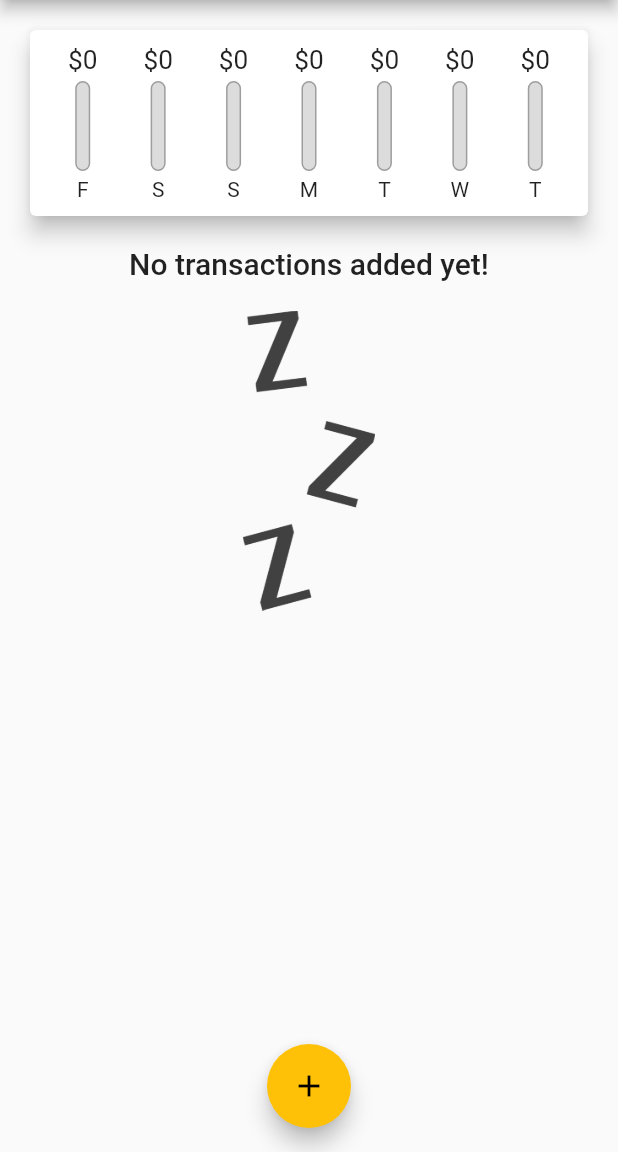
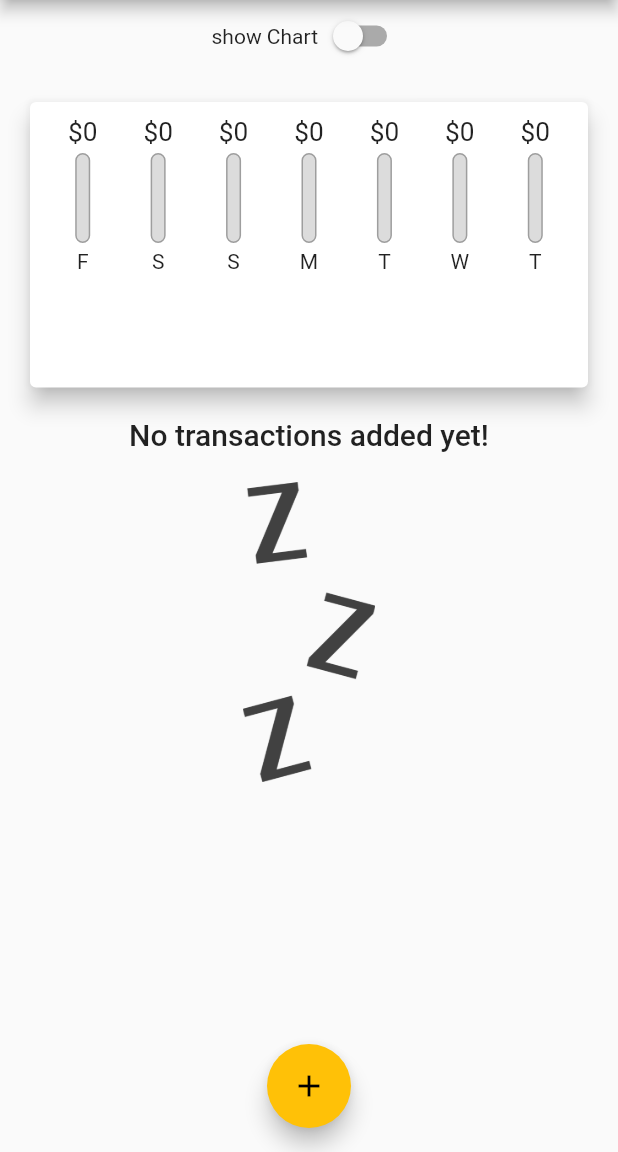
Before and after one commit to rfmswateam/learning_flutter, a Flutter app: the screen it shows after launch, on a phone screen of 412 x 824 dp, the part 84-1236 px from its top. Run offline on Flutter 3.47's test engine with Material 2 defaults, Android fonts, the phone set to English and light mode, and no system bars; missing offline and left inert: dart:ffi.

Commit message:
section 5 - Finished

```diff
--- a/Projects/flutter_app/lib/main.dart
+++ b/Projects/flutter_app/lib/main.dart
@@ -1,11 +1,19 @@
+import 'dart:io';
+
 import 'package:flutter/material.dart';
+import 'package:flutter/services.dart';
 import 'package:flutter_complete_guide/widgets/chart.dart';
 import 'package:flutter_complete_guide/widgets/new_transaction.dart';
 import 'package:flutter_complete_guide/widgets/transaction_list.dart';
 
 import 'models/transaction.dart';
 
-void main() => runApp(MyApp());
+void main() {
+  WidgetsFlutterBinding.ensureInitialized();
+  SystemChrome.setPreferredOrientations(
+      [DeviceOrientation.portraitUp, DeviceOrientation.portraitDown]);
+  runApp(MyApp());
+}
 
 class MyApp extends StatelessWidget {
   @override
@@ -103,8 +111,10 @@ class _MyHomePageState extends State<MyHomePage> {
 
   @override
   Widget build(BuildContext context) {
-    return Scaffold(
-      appBar: AppBar(
+    bool showChart = false;
+    final isLandscapeMode =
+        MediaQuery.of(context).orientation == Orientation.landscape;
+    final appbar = AppBar(
       title: Text(
         'Personal Expenses',
       ),
@@ -114,19 +124,48 @@ class _MyHomePageState extends State<MyHomePage> {
           onPressed: () => _startAddNewTransaction(context),
         ),
       ],
-      ),
+    );
+    return Scaffold(
+      appBar: appbar,
       body: SingleChildScrollView(
         child: Column(
           // mainAxisAlignment: MainAxisAlignment.start,
           crossAxisAlignment: CrossAxisAlignment.stretch,
           children: <Widget>[
-            Chart(recentTransactions),
-            TransactionList(_userTransactions, deleteTransaction),
+            Row(
+              mainAxisAlignment: MainAxisAlignment.center,
+              children: [
+                Text("show Chart"),
+                Switch.adaptive(
+                    value: showChart,
+                    onChanged: (newValue) {
+                      setState(() {
+                        showChart = newValue;
+                      });
+                    }),
+              ],
+            ),
+            Container(
+              height: (MediaQuery.of(context).size.height -
+                      appbar.preferredSize.height -
+                      MediaQuery.of(context).padding.top) *
+                  0.3,
+              child: Chart(recentTransactions),
+            ),
+            Container(
+              height: (MediaQuery.of(context).size.height -
+                      appbar.preferredSize.height -
+                      MediaQuery.of(context).padding.top) *
+                  0.7,
+              child: TransactionList(_userTransactions, deleteTransaction),
+            ),
           ],
         ),
       ),
       floatingActionButtonLocation: FloatingActionButtonLocation.centerFloat,
-      floatingActionButton: FloatingActionButton(
+      floatingActionButton: Platform.isIOS
+          ? Container()
+          : FloatingActionButton(
               child: Icon(Icons.add),
               onPressed: () => _startAddNewTransaction(context),
             ),
```
Lines whose indentation alone changed are shown as unchanged.
